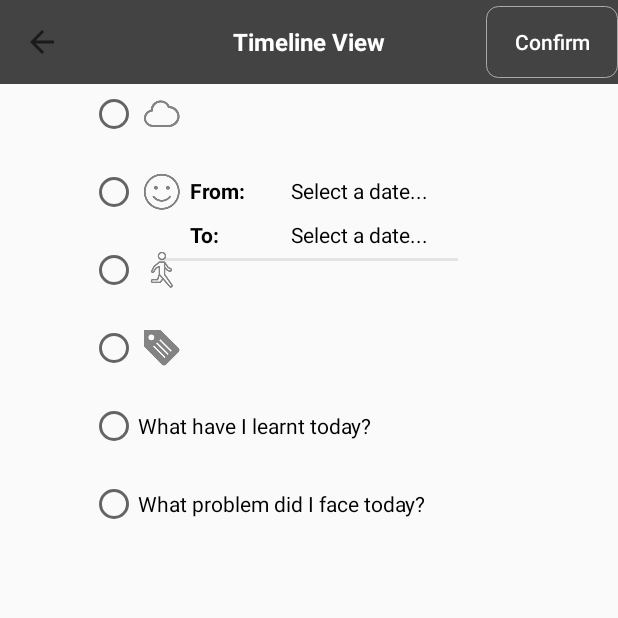
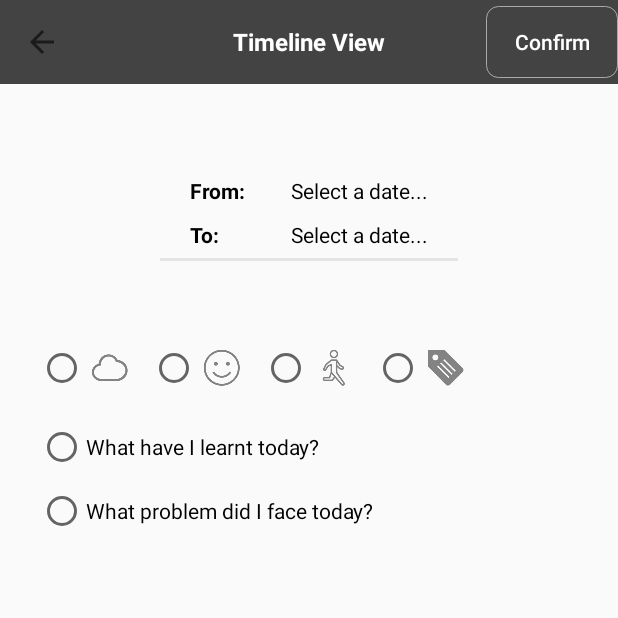
Before and after one commit to Carl26/Cassini, an Android app: the TimelineActivity screen opened directly, with no data from a screen before it, on a phone screen of 412 x 824 dp, the top half of it. Run offline under Robolectric (Android 15) with nearby library versions, the phone set to English and light mode, and no system bars.

Commit message:
Updated new layout for radiobuttons

```diff
--- a/Cassini/app/src/main/res/layout/activity_timeline.xml
+++ b/Cassini/app/src/main/res/layout/activity_timeline.xml
@@ -95,18 +95,17 @@
             android:layout_marginTop="10dp"/>
     </RelativeLayout>
 
-    <ScrollView
-        android:layout_width="wrap_content"
-        android:layout_height="wrap_content"
-        android:id="@+id/timeline_scroll_view">
         <RadioGroup
             android:layout_width="match_parent"
-            android:layout_height="match_parent"
+            android:layout_height="wrap_content"
+            android:layout_marginTop="50dp"
+            android:layout_marginRight="20dp"
+            android:layout_marginLeft="20dp"
+            android:layout_marginBottom="10dp"
+            android:id="@+id/timeline_radio_group_horizontal"
             android:layout_below="@+id/timeline_date_relative_layout"
-            android:layout_centerHorizontal="true"
-            android:layout_margin="50dp"
-            android:id="@+id/timeline_radio_group">
-
+            android:orientation="horizontal"
+            android:layout_centerHorizontal="true">
 
             <RadioButton
                 android:layout_width="wrap_content"
@@ -114,7 +113,7 @@
                 android:checked="false"
                 android:id="@+id/timeline_rb_weather"
                 android:drawableRight="@drawable/ic_weather"
-                android:layout_margin="10dp"/>
+                android:layout_margin="5dp"/>
 
             <RadioButton
                 android:layout_width="wrap_content"
@@ -122,7 +121,7 @@
                 android:checked="false"
                 android:id="@+id/timeline_rb_emotion"
                 android:drawableRight="@drawable/ic_happy"
-                android:layout_margin="10dp"/>
+                android:layout_margin="5dp"/>
 
             <RadioButton
                 android:layout_width="wrap_content"
@@ -130,7 +129,7 @@
                 android:checked="false"
                 android:id="@+id/timeline_rb_exercise"
                 android:drawableRight="@drawable/ic_exercise"
-                android:layout_margin="10dp"/>
+                android:layout_margin="5dp"/>
 
             <RadioButton
                 android:layout_width="wrap_content"
@@ -138,7 +137,19 @@
                 android:checked="false"
                 android:id="@+id/timeline_rb_tag"
                 android:drawableRight="@drawable/ic_tag_full"
-                android:layout_margin="10dp"/>
+                android:layout_margin="5dp"/>
+        </RadioGroup>
+
+    <ScrollView
+        android:layout_width="wrap_content"
+        android:layout_height="wrap_content"
+        android:id="@+id/timeline_scroll_view"
+        android:layout_below="@+id/timeline_radio_group_horizontal"
+        android:layout_alignStart="@+id/timeline_radio_group_horizontal">
+        <RadioGroup
+            android:layout_width="match_parent"
+            android:layout_height="wrap_content"
+            android:id="@+id/timeline_radio_group_vertical">
 
             <RadioButton
                 android:layout_width="wrap_content"
@@ -146,7 +157,7 @@
                 android:checked="false"
                 android:text="What have I learnt today?"
                 android:id="@+id/timeline_rb_learnt"
-                android:layout_margin="10dp"/>
+                android:layout_margin="5dp"/>
 
             <RadioButton
                 android:layout_width="wrap_content"
@@ -154,7 +165,7 @@
                 android:checked="false"
                 android:text="What problem did I face today?"
                 android:id="@+id/timeline_rb_problem"
-                android:layout_margin="10dp"/>
+                android:layout_margin="5dp"/>
         </RadioGroup>
     </ScrollView>
 </RelativeLayout>
```
Also changed, not shown: Cassini/app/src/main/java/org/x/cassini/TimelineActivity.java (+53 -0 lines).
